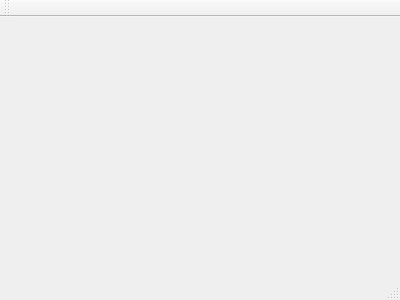
First picture: the form in Projects/server/server_app/mainwindow.ui, repository Elektronika2015/Tanks, before the edit.
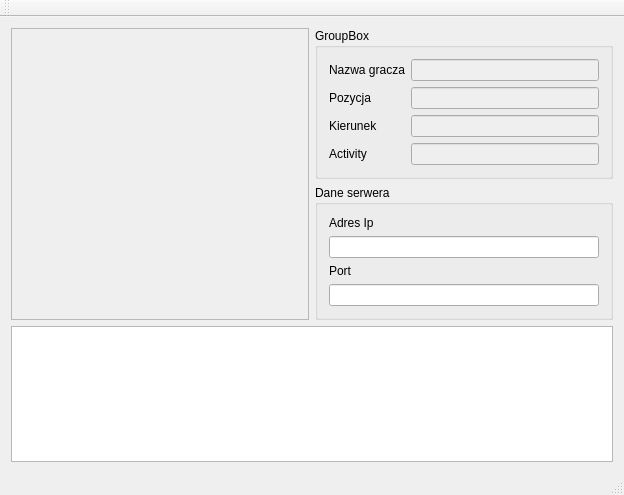
Second picture: the form after the edit.

Patch:
```diff
--- a/Projects/server/server_app/mainwindow.ui
+++ b/Projects/server/server_app/mainwindow.ui
@@ -1,24 +1,150 @@
 <ui version="4.0">
  <class>MainWindow</class>
- <widget class="QMainWindow" name="MainWindow" >
-  <property name="geometry" >
+ <widget class="QMainWindow" name="MainWindow">
+  <property name="geometry">
    <rect>
     <x>0</x>
     <y>0</y>
-    <width>400</width>
-    <height>300</height>
+    <width>624</width>
+    <height>495</height>
    </rect>
   </property>
   <property name="windowTitle" >
    <string>MainWindow</string>
   </property>
-  <widget class="QMenuBar" name="menuBar" />
-  <widget class="QToolBar" name="mainToolBar" />
-  <widget class="QWidget" name="centralWidget" />
-  <widget class="QStatusBar" name="statusBar" />
+  <widget class="QWidget" name="centralWidget">
+   <layout class="QGridLayout" name="gridLayout_2">
+    <item row="0" column="0">
+     <layout class="QGridLayout" name="gridLayout">
+      <item row="0" column="0" rowspan="2">
+       <widget class="QListView" name="playerListView">
+        <property name="enabled">
+         <bool>false</bool>
+        </property>
+       </widget>
+      </item>
+      <item row="1" column="1">
+       <widget class="QGroupBox" name="groupBox">
+        <property name="title">
+         <string>Dane serwera</string>
+        </property>
+        <layout class="QGridLayout" name="gridLayout_4">
+         <item row="1" column="0">
+          <widget class="QLineEdit" name="ipAddressLineEdit"/>
+         </item>
+         <item row="2" column="0">
+          <widget class="QLabel" name="label_2">
+           <property name="text">
+            <string>Port</string>
+           </property>
+          </widget>
+         </item>
+         <item row="0" column="0">
+          <widget class="QLabel" name="label">
+           <property name="text">
+            <string>Adres Ip</string>
+           </property>
+          </widget>
+         </item>
+         <item row="3" column="0">
+          <widget class="QLineEdit" name="portLineEdit"/>
+         </item>
+        </layout>
+       </widget>
+      </item>
+      <item row="2" column="0" colspan="2">
+       <widget class="QTextBrowser" name="debugWindow"/>
+      </item>
+      <item row="0" column="1">
+       <widget class="QGroupBox" name="groupBox_2">
+        <property name="title">
+         <string>GroupBox</string>
+        </property>
+        <layout class="QGridLayout" name="gridLayout_3">
+         <item row="0" column="0">
+          <widget class="QLabel" name="label_3">
+           <property name="text">
+            <string>Nazwa gracza</string>
+           </property>
+          </widget>
+         </item>
+         <item row="0" column="1">
+          <widget class="QLineEdit" name="playerNameLineEdit">
+           <property name="enabled">
+            <bool>false</bool>
+           </property>
+          </widget>
+         </item>
+         <item row="2" column="0">
+          <widget class="QLabel" name="label_4">
+           <property name="text">
+            <string>Pozycja</string>
+           </property>
+          </widget>
+         </item>
+         <item row="3" column="0">
+          <widget class="QLabel" name="label_5">
+           <property name="text">
+            <string>Kierunek</string>
+           </property>
+          </widget>
+         </item>
+         <item row="4" column="0">
+          <widget class="QLabel" name="label_6">
+           <property name="text">
+            <string>Activity</string>
+           </property>
+          </widget>
+         </item>
+         <item row="2" column="1">
+          <widget class="QLineEdit" name="positionLineEdit">
+           <property name="enabled">
+            <bool>false</bool>
+           </property>
+          </widget>
+         </item>
+         <item row="3" column="1">
+          <widget class="QLineEdit" name="tankDirectionLineEdit">
+           <property name="enabled">
+            <bool>false</bool>
+           </property>
+          </widget>
+         </item>
+         <item row="4" column="1">
+          <widget class="QLineEdit" name="activityLineEdit">
+           <property name="enabled">
+            <bool>false</bool>
+           </property>
+          </widget>
+         </item>
+        </layout>
+       </widget>
+      </item>
+     </layout>
+    </item>
+   </layout>
+  </widget>
+  <widget class="QMenuBar" name="menuBar">
+   <property name="geometry">
+    <rect>
+     <x>0</x>
+     <y>0</y>
+     <width>624</width>
+     <height>22</height>
+    </rect>
+   </property>
+  </widget>
+  <widget class="QToolBar" name="mainToolBar">
+   <attribute name="toolBarArea">
+    <enum>TopToolBarArea</enum>
+   </attribute>
+   <attribute name="toolBarBreak">
+    <bool>false</bool>
+   </attribute>
+  </widget>
+  <widget class="QStatusBar" name="statusBar"/>
  </widget>
- <layoutDefault spacing="6" margin="11" />
- <pixmapfunction></pixmapfunction>
+ <layoutdefault spacing="6" margin="11"/>
  <resources/>
  <connections/>
 </ui>
```
Left out of the diff: 3 changed lines with no effect on the pictures.
